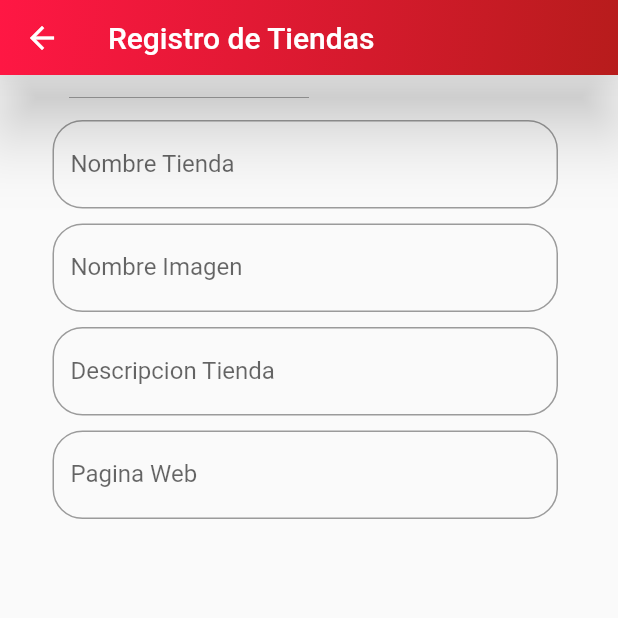
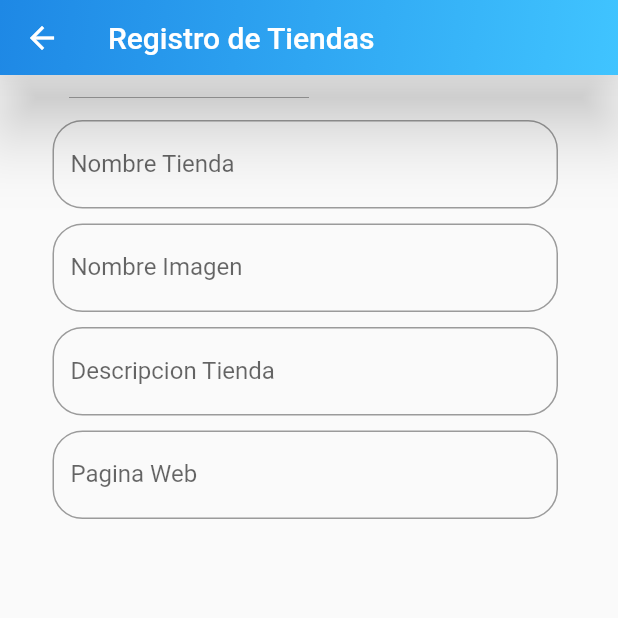
Before and after one commit to johamsg/myappmovil_06, a Flutter app: the screen it shows after launch, after a tap on "Registro de tiendas", on a phone screen of 412 x 824 dp, the top half of it. Run offline on Flutter 3.47's test engine with Material 2 defaults, Android fonts, the phone set to English and light mode, and no system bars; our stand-ins replace cloud_firestore, firebase_core; accounts and stored records are empty.

Commit message:
carga inicial

```diff
--- a/lib/buscar.dart
+++ b/lib/buscar.dart
@@ -13,7 +13,7 @@ class BuscarApp extends State<buscar>{
         flexibleSpace: Container(
           decoration: BoxDecoration(
             gradient: LinearGradient(
-              colors: [Colors.red.shade900, Colors.redAccent.shade400],
+              colors: [Colors.lightBlueAccent, Colors.blue.shade600],
               begin: Alignment.bottomRight,
               end: Alignment.topLeft,
             ),
--- a/lib/main.dart
+++ b/lib/main.dart
@@ -32,12 +32,10 @@ Widget build(BuildContext context) {
       home: Scaffold(
         //extendBodyBehindAppBar: true,
         appBar: AppBar(
-          //shape: OutlineInputBorder(borderRadius: BorderRadius.vertical(bottom: Radius.circular(20))),
-          //backgroundColor: Colors.green[500],
           flexibleSpace: Container(
             decoration: BoxDecoration(
               gradient: LinearGradient(
-                colors: [Colors.red.shade900, Colors.redAccent.shade400],
+                colors: [Colors.lightBlueAccent, Colors.blue.shade600],
                 begin: Alignment.bottomRight,
                 end: Alignment.topLeft,
               ),
@@ -48,7 +46,6 @@ Widget build(BuildContext context) {
           centerTitle: true,
           toolbarHeight: 50,
           elevation: 20.00,
-          //shape: RoundedRectangleBorder(borderRadius: BorderRadius.vertical(bottom: Radius.circular(16)),
           // ),
         ),
         body: SingleChildScrollView(
@@ -89,7 +86,7 @@ Widget build(BuildContext context) {
                   },
                   child: Text('Buscar'),
                     style: ElevatedButton.styleFrom(
-                        primary: Colors.red[600],
+                        primary: Colors.blue[600],
                         shape: RoundedRectangleBorder(
                             borderRadius: BorderRadius.circular(600))),
                 ),
@@ -105,7 +102,7 @@ Widget build(BuildContext context) {
                   },
                   child: Text('Listado de tiendas'),
                   style: ElevatedButton.styleFrom(
-                      primary: Colors.red[600],
+                      primary: Colors.blue[600],
                       shape: RoundedRectangleBorder(
                           borderRadius: BorderRadius.circular(600))),
 
@@ -134,7 +131,7 @@ Widget build(BuildContext context) {
             },
             child: Text('Registro de tiendas'),
             style: ElevatedButton.styleFrom(
-                primary: Colors.red[600],
+                primary: Colors.blue[600],
                 shape: RoundedRectangleBorder(
                     borderRadius: BorderRadius.circular(600))),
           ),
--- a/lib/shop.dart
+++ b/lib/shop.dart
@@ -39,7 +39,7 @@ class ShopApp extends State<shop> {
           ElevatedButton(onPressed: () {}, child:
           Text('Entrar'),
             style: ElevatedButton.styleFrom(
-                primary: Colors.red[600],
+                primary: Colors.blue[600],
                 shape: RoundedRectangleBorder(
                     borderRadius: BorderRadius.circular(600))),
           ),
@@ -54,7 +54,7 @@ class ShopApp extends State<shop> {
         flexibleSpace: Container(
           decoration: BoxDecoration(
             gradient: LinearGradient(
-              colors: [Colors.red.shade900, Colors.redAccent.shade400],
+              colors: [Colors.lightBlueAccent, Colors.blue.shade600],
               begin: Alignment.bottomRight,
               end: Alignment.topLeft,
             ),
--- a/lib/shopRegister.dart
+++ b/lib/shopRegister.dart
@@ -13,7 +13,7 @@ class ShopRegisterApp extends State<shopRegister> {
         flexibleSpace: Container(
           decoration: BoxDecoration(
             gradient: LinearGradient(
-              colors: [Colors.red.shade900, Colors.redAccent.shade400],
+              colors: [Colors.lightBlueAccent, Colors.blue.shade600],
               begin: Alignment.bottomRight,
               end: Alignment.topLeft,
             ),
```
